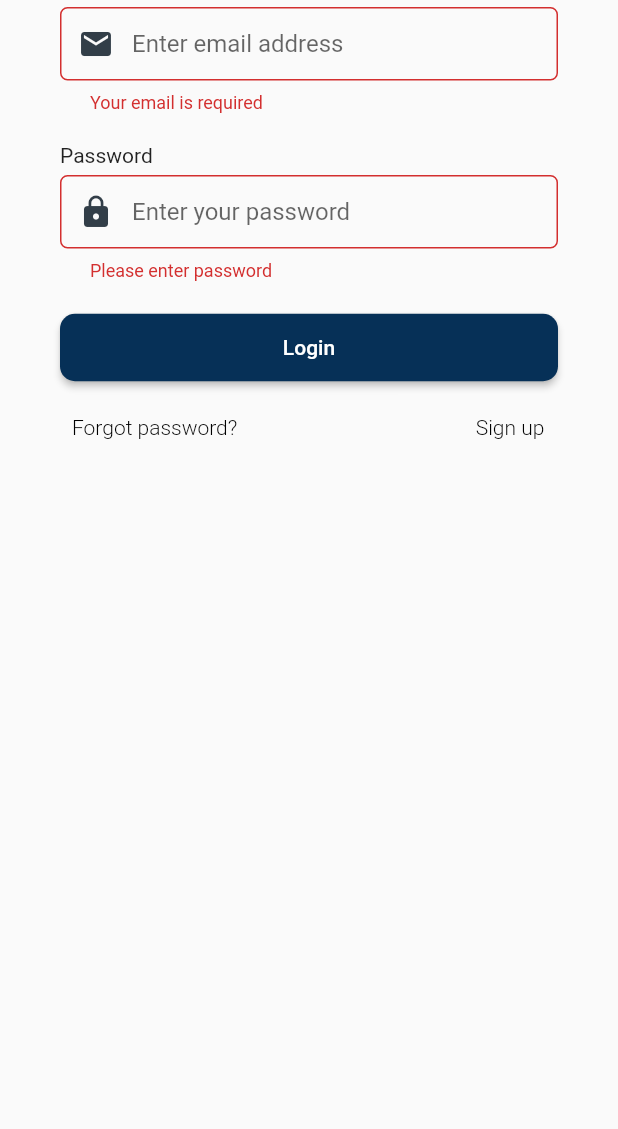
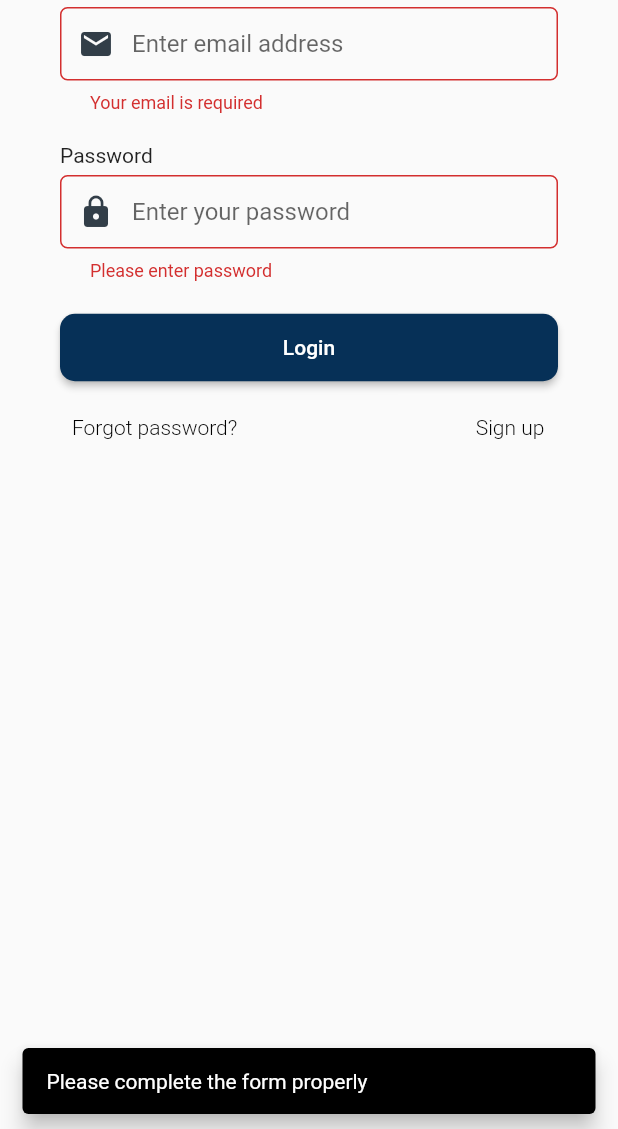
Before and after one commit to DAB-Co/jam-mobile, a Flutter app: the screen it shows after launch, after a tap on "Login", on a phone screen of 412 x 824 dp, the part 107-1236 px from its top. Run offline on Flutter 3.47's test engine with Material 2 defaults, Android fonts, the phone set to English and light mode, and no system bars; our stand-ins replace shared_preferences.

Commit message:
changed folder structure

```diff
--- a/lib/main.dart
+++ b/lib/main.dart
@@ -2,14 +2,14 @@ import 'package:flutter/material.dart';
 import 'package:jam/pages/messages.dart';
 import 'package:provider/provider.dart';
 
+import '/config/routes.dart' as routes;
+import '/domain/user.dart';
 import '/pages/homepage.dart';
 import '/pages/login.dart';
 import '/pages/register.dart';
 import '/providers/auth.dart';
 import '/providers/user_provider.dart';
 import '/util/shared_preference.dart';
-import 'domain/user.dart';
-import "/util/routes.dart" as routes;
 
 void main() {
   runApp(MyApp());
--- a/lib/pages/homepage.dart
+++ b/lib/pages/homepage.dart
@@ -2,10 +2,10 @@ import 'package:flutter/material.dart';
 import 'package:jam/util/shared_preference.dart';
 import 'package:provider/provider.dart';
 
+import '/config/routes.dart' as routes;
 import '/domain/user.dart';
 import '/providers/user_provider.dart';
 import "/util/greetings.dart";
-import "/util/routes.dart" as routes;
 
 class Homepage extends StatefulWidget {
   @override
--- a/lib/pages/login.dart
+++ b/lib/pages/login.dart
@@ -1,12 +1,13 @@
 import 'package:flutter/material.dart';
+import 'package:jam/widgets/show_snackbar.dart';
 import 'package:provider/provider.dart';
 
+import '/config/routes.dart' as routes;
 import '/domain/user.dart';
 import '/providers/auth.dart';
 import '/providers/user_provider.dart';
-import "/util/routes.dart" as routes;
 import '/util/validators.dart';
-import '/util/widgets.dart';
+import '/widgets/form_widgets.dart';
 
 class Login extends StatefulWidget {
   @override
@@ -90,16 +91,11 @@ class _LoginState extends State<Login> {
             Provider.of<UserProvider>(context, listen: false).setUser(user);
             Navigator.pushReplacementNamed(context, routes.homepage);
           } else {
-            ScaffoldMessenger.of(context).showSnackBar(SnackBar(
-              content: Text(response["message"]),
-              duration: Duration(seconds: 3),
-              behavior: SnackBarBehavior.floating,
-              backgroundColor: Colors.black,
-            ));
+            showSnackBar(context, response["message"]);
           }
         });
       } else {
-        print("form is invalid");
+        showSnackBar(context, "Please complete the form properly");
       }
     };
 
@@ -113,11 +109,11 @@ class _LoginState extends State<Login> {
               crossAxisAlignment: CrossAxisAlignment.start,
               children: [
                 SizedBox(height: 15.0),
-                label("Email"),
+                Text("Email"),
                 SizedBox(height: 5.0),
                 usernameField,
                 SizedBox(height: 20.0),
-                label("Password"),
+                Text("Password"),
                 SizedBox(height: 5.0),
                 passwordField,
                 SizedBox(height: 20.0),
--- a/lib/providers/auth.dart
+++ b/lib/providers/auth.dart
@@ -4,8 +4,8 @@ import 'dart:convert';
 import 'package:flutter/material.dart';
 import 'package:http/http.dart';
 
+import '/constants/app_url.dart';
 import '/domain/user.dart';
-import '/util/app_url.dart';
 import '/util/shared_preference.dart';
 
 enum Status {
--- a/lib/util/widgets.dart
+++ b/lib/widgets/form_widgets.dart
@@ -16,11 +16,10 @@ MaterialButton longButtons(String title, Function fun,
     height: 45,
     minWidth: 600,
     shape: RoundedRectangleBorder(
-        borderRadius: BorderRadius.all(Radius.circular(10))),
+      borderRadius: BorderRadius.all(Radius.circular(10)),
+    ),
   );
 }
-
-label(String title) => Text(title);
 
 InputDecoration buildInputDecoration(String hintText, IconData icon) {
   return InputDecoration(
--- /dev/null
+++ b/lib/widgets/show_snackbar.dart
@@ -0,0 +1,13 @@
+import 'package:flutter/material.dart';
+
+void showSnackBar(BuildContext context, String message) {
+  ScaffoldMessenger.of(context).showSnackBar(
+    SnackBar(
+      content: Text(message),
+      duration: Duration(seconds: 3),
+      behavior: SnackBarBehavior.floating,
+      backgroundColor: Colors.black,
+      // action: SnackBarAction(label: 'Dismiss', onPressed: scaffold.hideCurrentSnackBar),
+    ),
+  );
+}
```
Also changed, not shown: lib/pages/register.dart (+11 -25 lines), lib/config/routes.dart (renamed from lib/util/routes.dart), lib/constants/app_url.dart (renamed from lib/util/app_url.dart).
